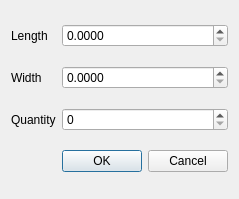
Old version of the form create_sheet.ui in the repository shuaz1/circular_nest2d.
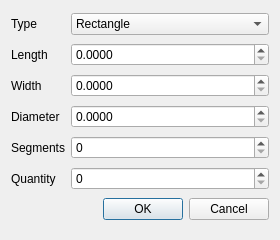
New version of the form.

Diff of the .ui file:
```diff
--- a/create_sheet.ui
+++ b/create_sheet.ui
@@ -6,15 +6,43 @@
    <rect>
     <x>0</x>
     <y>0</y>
-    <width>230</width>
-    <height>199</height>
+    <width>280</width>
+    <height>240</height>
    </rect>
   </property>
   <property name="windowTitle">
    <string>Create Sheet</string>
   </property>
   <layout class="QGridLayout" name="gridLayout">
+   <item row="0" column="0">
+    <widget class="QLabel" name="label_type">
+     <property name="text">
+      <string>Type</string>
+     </property>
+    </widget>
+   </item>
    <item row="0" column="1">
+    <widget class="QComboBox" name="type">
+     <item>
+      <property name="text">
+       <string>Rectangle</string>
+      </property>
+     </item>
+     <item>
+      <property name="text">
+       <string>Circle</string>
+      </property>
+     </item>
+    </widget>
+   </item>
+   <item row="1" column="0">
+    <widget class="QLabel" name="label_length">
+     <property name="text">
+      <string>Length</string>
+     </property>
+    </widget>
+   </item>
+   <item row="1" column="1">
     <widget class="QDoubleSpinBox" name="width">
      <property name="decimals">
       <number>4</number>
@@ -27,48 +55,75 @@
      </property>
     </widget>
    </item>
-   <item row="2" column="1">
-    <widget class="QSpinBox" name="quantity">
-     <property name="maximum">
-      <number>2147483647</number>
-     </property>
-    </widget>
-   </item>
    <item row="2" column="0">
-    <widget class="QLabel" name="label_3">
-     <property name="text">
-      <string>Quantity</string>
-     </property>
-    </widget>
-   </item>
-   <item row="1" column="1">
-    <widget class="QDoubleSpinBox" name="height">
-     <property name="decimals">
-      <number>4</number>
-     </property>
-     <property name="maximum">
-      <double>2147483647.000000000000000</double>
-     </property>
-     <property name="singleStep">
-      <double>0.100000000000000</double>
-     </property>
-    </widget>
-   </item>
-   <item row="0" column="0">
-    <widget class="QLabel" name="label">
-     <property name="text">
-      <string>Length</string>
-     </property>
-    </widget>
-   </item>
-   <item row="1" column="0">
-    <widget class="QLabel" name="label_2">
+    <widget class="QLabel" name="label_width">
      <property name="text">
       <string>Width</string>
      </property>
     </widget>
    </item>
+   <item row="2" column="1">
+    <widget class="QDoubleSpinBox" name="height">
+     <property name="decimals">
+      <number>4</number>
+     </property>
+     <property name="maximum">
+      <double>2147483647.000000000000000</double>
+     </property>
+     <property name="singleStep">
+      <double>0.100000000000000</double>
+     </property>
+    </widget>
+   </item>
+   <item row="3" column="0">
+    <widget class="QLabel" name="label_diameter">
+     <property name="text">
+      <string>Diameter</string>
+     </property>
+    </widget>
+   </item>
    <item row="3" column="1">
+    <widget class="QDoubleSpinBox" name="diameter">
+     <property name="decimals">
+      <number>4</number>
+     </property>
+     <property name="maximum">
+      <double>2147483647.000000000000000</double>
+     </property>
+     <property name="singleStep">
+      <double>0.100000000000000</double>
+     </property>
+    </widget>
+   </item>
+   <item row="4" column="0">
+    <widget class="QLabel" name="label_segments">
+     <property name="text">
+      <string>Segments</string>
+     </property>
+    </widget>
+   </item>
+   <item row="4" column="1">
+    <widget class="QSpinBox" name="segments">
+     <property name="maximum">
+      <number>2147483647</number>
+     </property>
+    </widget>
+   </item>
+   <item row="5" column="0">
+    <widget class="QLabel" name="label_3">
+     <property name="text">
+      <string>Quantity</string>
+     </property>
+    </widget>
+   </item>
+   <item row="5" column="1">
+    <widget class="QSpinBox" name="quantity">
+     <property name="maximum">
+      <number>2147483647</number>
+     </property>
+    </widget>
+   </item>
+   <item row="6" column="1">
     <widget class="QDialogButtonBox" name="buttonBox">
      <property name="orientation">
       <enum>Qt::Horizontal</enum>
```
